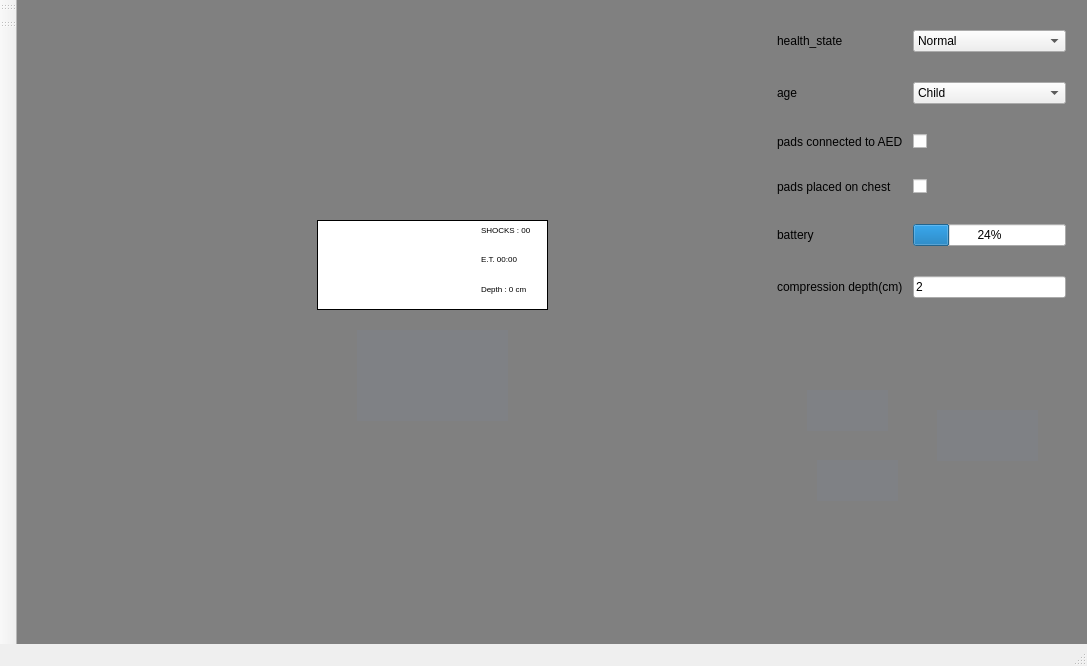
Above: final_project_team32/mainwindow.ui from Socrates2000-cu/Automated-External-Defibrillator-Plus before the change. Below: the same form after it.
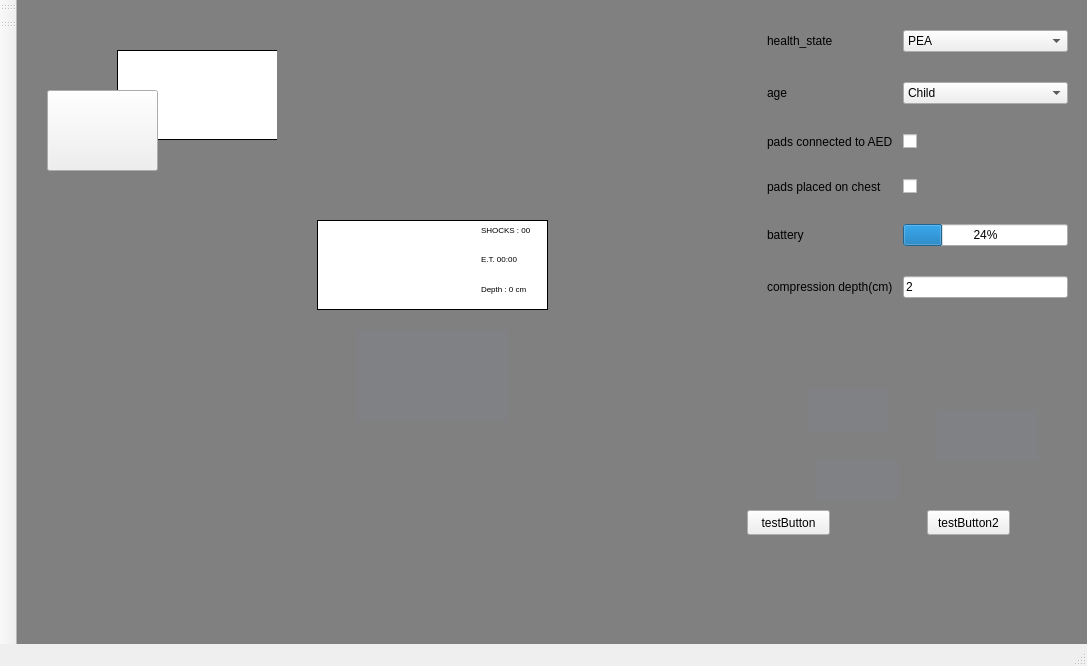
That is the form after the change. Icons and pictures are not drawn.

Diff of the .ui file:
```diff
--- a/final_project_team32/mainwindow.ui
+++ b/final_project_team32/mainwindow.ui
@@ -243,10 +243,10 @@
    <widget class="QWidget" name="formLayoutWidget">
     <property name="geometry">
      <rect>
-      <x>760</x>
+      <x>750</x>
       <y>30</y>
-      <width>289</width>
-      <height>316</height>
+      <width>301</width>
+      <height>351</height>
      </rect>
     </property>
     <layout class="QFormLayout" name="formLayout">
@@ -267,7 +267,7 @@
       <widget class="QComboBox" name="comboBox_2">
        <item>
         <property name="text">
-         <string>Normal</string>
+         <string>PEA</string>
         </property>
        </item>
        <item>
@@ -347,28 +347,28 @@
        </property>
       </widget>
      </item>
-     <item row="5" column="0">
+     <item row="4" column="0">
       <widget class="QLabel" name="label_2">
        <property name="text">
         <string>battery</string>
        </property>
       </widget>
      </item>
-     <item row="5" column="1">
+     <item row="4" column="1">
       <widget class="QProgressBar" name="progressBar">
        <property name="value">
         <number>24</number>
        </property>
       </widget>
      </item>
-     <item row="6" column="0">
+     <item row="5" column="0">
       <widget class="QLabel" name="label_7">
        <property name="text">
         <string>compression depth(cm)</string>
        </property>
       </widget>
      </item>
-     <item row="6" column="1">
+     <item row="5" column="1">
       <widget class="QLineEdit" name="lineEdit">
        <property name="text">
         <string>2</string>
@@ -380,8 +380,8 @@
    <widget class="QTextEdit" name="textEdit">
     <property name="geometry">
      <rect>
-      <x>300</x>
-      <y>220</y>
+      <x>100</x>
+      <y>50</y>
       <width>160</width>
       <height>90</height>
      </rect>
@@ -468,6 +468,63 @@
 &lt;p style=&quot; margin-top:0px; margin-bottom:0px; margin-left:0px; margin-right:0px; -qt-block-indent:0; text-indent:0px;&quot;&gt;&lt;span style=&quot; font-size:6pt;&quot;&gt;Depth : 0 cm&lt;/span&gt;&lt;/p&gt;&lt;/body&gt;&lt;/html&gt;</string>
     </property>
    </widget>
+   <widget class="QPushButton" name="testButton">
+    <property name="geometry">
+     <rect>
+      <x>730</x>
+      <y>510</y>
+      <width>83</width>
+      <height>25</height>
+     </rect>
+    </property>
+    <property name="text">
+     <string>testButton</string>
+    </property>
+   </widget>
+   <widget class="QPushButton" name="testButton2">
+    <property name="geometry">
+     <rect>
+      <x>910</x>
+      <y>510</y>
+      <width>83</width>
+      <height>25</height>
+     </rect>
+    </property>
+    <property name="text">
+     <string>testButton2</string>
+    </property>
+   </widget>
+   <widget class="QPushButton" name="textDisplay">
+    <property name="geometry">
+     <rect>
+      <x>300</x>
+      <y>220</y>
+      <width>160</width>
+      <height>90</height>
+     </rect>
+    </property>
+    <property name="styleSheet">
+     <string notr="true">border: 1px solid black;
+border-right: none;
+background:white;</string>
+    </property>
+    <property name="text">
+     <string/>
+    </property>
+   </widget>
+   <widget class="QToolButton" name="textDisplay4">
+    <property name="geometry">
+     <rect>
+      <x>30</x>
+      <y>90</y>
+      <width>111</width>
+      <height>81</height>
+     </rect>
+    </property>
+    <property name="text">
+     <string/>
+    </property>
+   </widget>
   </widget>
   <widget class="QMenuBar" name="menubar">
    <property name="geometry">
```
Left out of the diff: 30 changed lines with no effect on the pictures.
